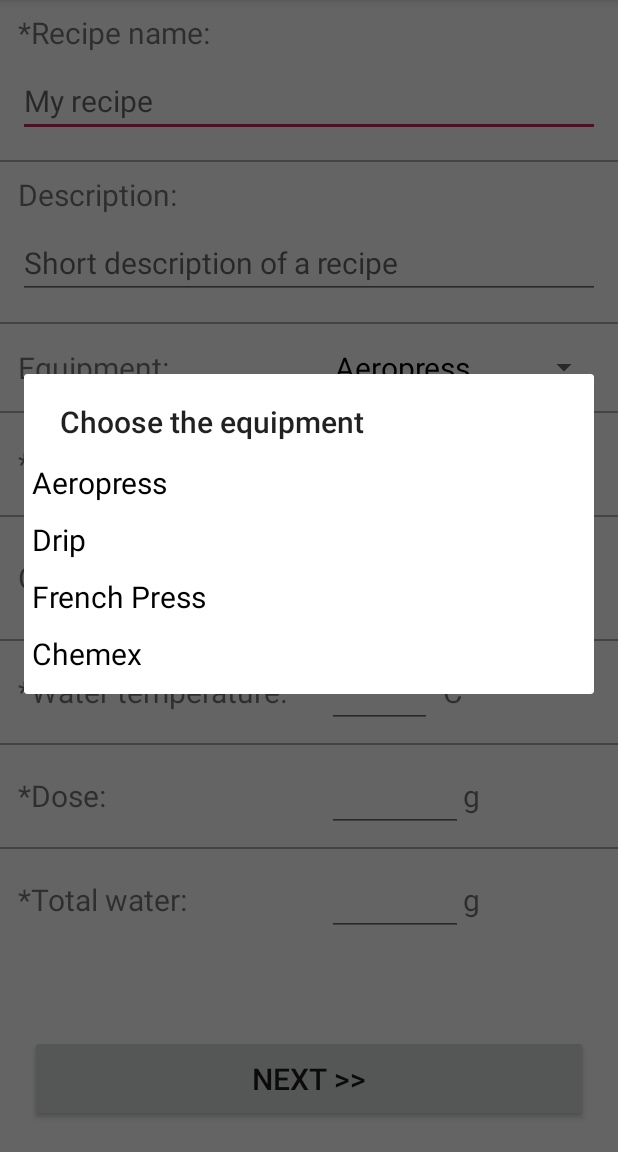
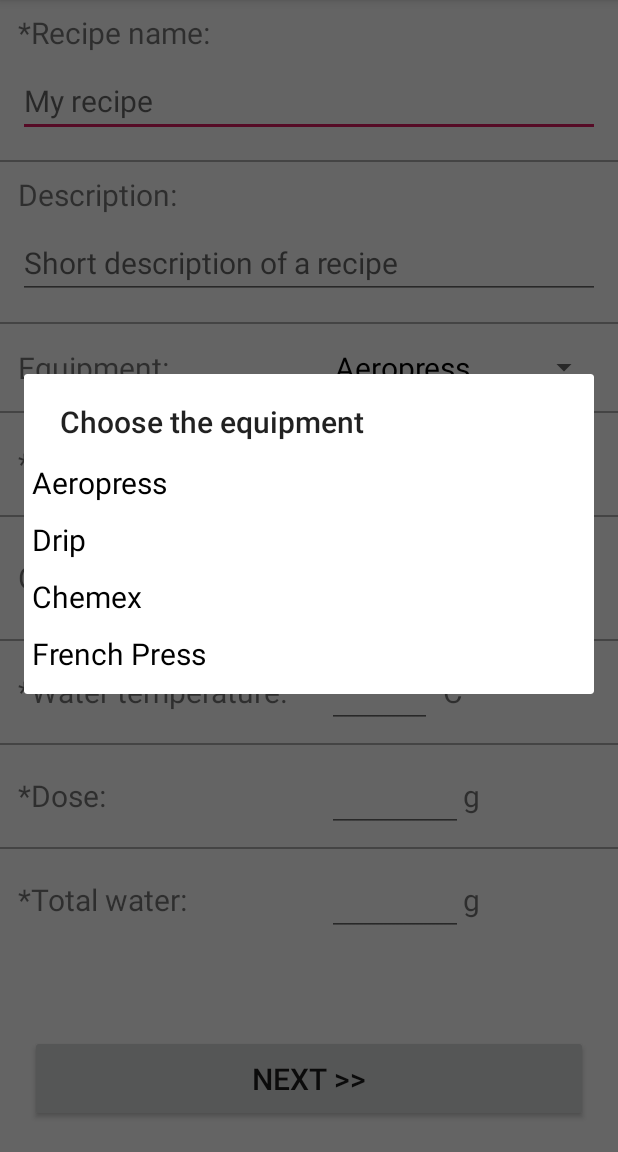
Before and after one commit to MBelniak/BrewMoment, an Android app: the CreateRecipeActivity screen opened directly, with no data from a screen before it, after a tap on "Aeropress", on a phone screen of 412 x 824 dp, the part 84-1236 px from its top. Run offline under Robolectric (Android 15) with nearby library versions, the phone set to English and light mode, and no system bars; our stand-ins replace Firebase (no records; nobody signed in at launch, a user with empty details on screens opened directly).

Commit message:
Fixed some bugs

```diff
--- a/app/src/main/java/com/rubik/brewmoment/model/EqTypeEnum.kt
+++ b/app/src/main/java/com/rubik/brewmoment/model/EqTypeEnum.kt
@@ -1,12 +1,12 @@
 package com.rubik.brewmoment.model
 
 enum class EqTypeEnum(val EqName: String) {
-    AEROPRESS("Aeropress"), DRIP("Drip"), FRENCH_PRESS("French Press"), CHEMEX("Chemex");
+    AEROPRESS("Aeropress"), DRIP("Drip"), CHEMEX("Chemex"), FRENCH_PRESS("French Press");
 
     companion object {
         fun stringArray(): Array<String> {
             return Array(4) {
-                EqTypeEnum.values()[it].EqName
+                values()[it].EqName
             }
         }
     }
--- a/app/src/main/java/com/rubik/brewmoment/ui/login/LogInFragment.kt
+++ b/app/src/main/java/com/rubik/brewmoment/ui/login/LogInFragment.kt
@@ -6,13 +6,12 @@ import android.text.method.LinkMovementMethod
 import android.view.LayoutInflater
 import android.view.View
 import android.view.ViewGroup
+import android.widget.Toast
 import androidx.fragment.app.Fragment
-import androidx.lifecycle.ViewModelProviders
 import com.google.firebase.auth.FirebaseAuth
+import com.rubik.brewmoment.MainActivity
 import com.rubik.brewmoment.R
 import kotlinx.android.synthetic.main.fragment_login.*
-import android.widget.Toast
-import com.rubik.brewmoment.MainActivity
 
 
 class LogInFragment : Fragment() {
--- a/app/src/main/java/com/rubik/brewmoment/ui/recipes/CreateRecipeActivity.kt
+++ b/app/src/main/java/com/rubik/brewmoment/ui/recipes/CreateRecipeActivity.kt
@@ -28,7 +28,6 @@ class CreateRecipeActivity : AppCompatActivity() {
 
     private var actionBar: ActionBar? = null
     private lateinit var stepsLinearLayout: LinearLayout
-    private var eqChoice: Int = 0
     private var isAvailable: Boolean = true
 
     override fun onCreate(savedInstanceState: Bundle?) {
@@ -178,7 +177,7 @@ class CreateRecipeActivity : AppCompatActivity() {
                 user.displayName.toString(),
                 user.email.toString(),
                 description_edit_text.text.toString(),
-                EqTypeEnum.values()[eqChoice],
+                EqTypeEnum.values()[eq_spinner.selectedItemPosition],
                 brew_time_minute_edit_text.text.toString().toInt(),
                 brew_time_seconds_edit_text.text.toString().toInt(),
                 GrindLevelEnum.values()[grind_level_spinner.selectedItemPosition],
--- a/app/src/main/res/layout/activity_brew_result.xml
+++ b/app/src/main/res/layout/activity_brew_result.xml
@@ -103,7 +103,7 @@
                     android:hint="@string/describe_your_experience_hint"
                     android:inputType="textMultiLine"
                     android:maxLength="200"
-                    android:maxLines="10"
+                    android:maxLines="5"
                     android:textSize="20sp" />
 
                 <CheckBox
--- a/app/src/main/res/layout/create_recipe_form1.xml
+++ b/app/src/main/res/layout/create_recipe_form1.xml
@@ -66,7 +66,7 @@
             android:maxLength="200"
             android:maxLines="4"
             android:textSize="20sp"
-            android:inputType="text"
+            android:inputType="textMultiLine"
             android:textColorHighlight="@color/colorPrimaryDark"
             android:textColorLink="@color/colorPrimary" />
 
--- a/app/src/main/res/layout/pour_over_step.xml
+++ b/app/src/main/res/layout/pour_over_step.xml
@@ -34,7 +34,6 @@
                 android:layout_height="wrap_content"
                 android:layout_weight="1"
                 android:ems="3"
-                android:hint="@string/_100"
                 android:textAlignment="textEnd"
                 android:textSize="20sp"
                 android:inputType="numberDecimal" />
@@ -85,8 +84,7 @@
                 android:ems="10"
                 android:inputType="number"
                 android:textSize="20sp"
-                android:textAlignment="textEnd"
-                android:hint="@string/_30"/>
+                android:textAlignment="textEnd" />
 
             <TextView
                 android:id="@+id/textView16"
--- a/app/src/main/res/layout/press_aeropress_step.xml
+++ b/app/src/main/res/layout/press_aeropress_step.xml
@@ -37,8 +37,7 @@
                 android:ems="10"
                 android:inputType="number"
                 android:textSize="20sp"
-                android:textAlignment="textEnd"
-                android:hint="@string/_30"/>
+                android:textAlignment="textEnd" />
 
             <TextView
                 android:id="@+id/textView16"
--- a/app/src/main/res/layout/wait_step.xml
+++ b/app/src/main/res/layout/wait_step.xml
@@ -34,7 +34,7 @@
                 android:layout_width="wrap_content"
                 android:layout_height="wrap_content"
                 android:ems="2"
-                android:inputType="number"
+                android:inputType="phone"
                 android:maxEms="2"
                 android:textAlignment="textEnd"
                 android:textColorHighlight="@color/colorPrimaryDark"
@@ -54,7 +54,7 @@
                 android:layout_width="wrap_content"
                 android:layout_height="wrap_content"
                 android:ems="2"
-                android:inputType="number"
+                android:inputType="phone"
                 android:maxEms="2"
                 android:textAlignment="textEnd"
                 android:textColorHighlight="@color/colorPrimaryDark"
```
Also changed, not shown: app/src/main/java/com/rubik/brewmoment/MainActivity.kt (+19 -5 lines), app/src/main/java/com/rubik/brewmoment/ui/brew/BrewActivity.kt (+6 -16 lines).
